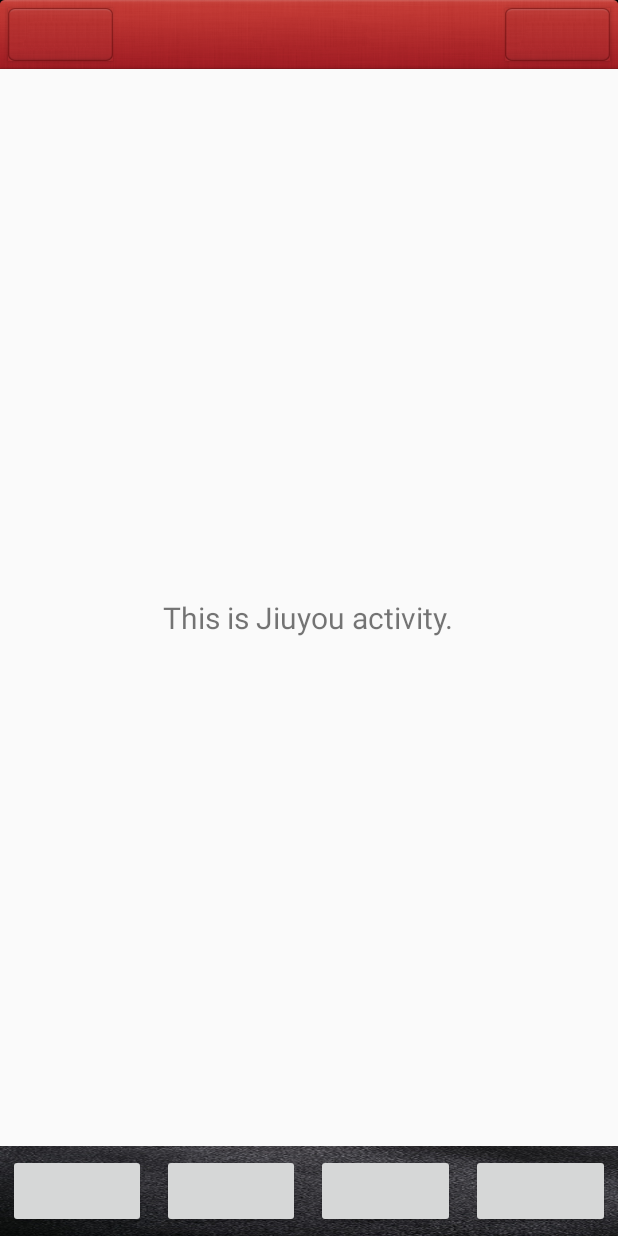
After one commit to hevbevt/ZhengYiGe, an Android app: the JiuyouActivity screen opened directly, with no data from a screen before it, on a phone screen of 412 x 824 dp. The commit adds this screen. Run offline under Robolectric (Android 15) with nearby library versions, the phone set to English and light mode, and no system bars.

Commit message:
first commit

```diff
--- a/app/src/main/java/com/example/zhengyige/DockLayout.java
+++ b/app/src/main/java/com/example/zhengyige/DockLayout.java
@@ -19,6 +19,8 @@ public class DockLayout extends LinearLayout {
 
         Button toMainButton = (Button) findViewById(R.id.to_main_button);
         Button toFacetofaceButton = (Button) findViewById(R.id.to_facetoface_button);
+        Button toJiuyouButton = (Button) findViewById(R.id.to_jiuyou_button);
+        Button toSettingButton = (Button) findViewById(R.id.to_setting_button);
 
         toMainButton.setOnClickListener(new OnClickListener() {
             @Override
@@ -37,5 +39,23 @@ public class DockLayout extends LinearLayout {
                 getContext().startActivity(intent);
             }
         });
+
+        toJiuyouButton.setOnClickListener(new OnClickListener() {
+            @Override
+            public void onClick(View v) {
+                Intent intent = new Intent(getContext(), JiuyouActivity.class);
+                intent.addFlags(Intent.FLAG_ACTIVITY_NO_ANIMATION);
+                getContext().startActivity(intent);
+            }
+        });
+
+        toSettingButton.setOnClickListener(new OnClickListener() {
+            @Override
+            public void onClick(View v) {
+                Intent intent = new Intent(getContext(), SettingActivity.class);
+                intent.addFlags(Intent.FLAG_ACTIVITY_NO_ANIMATION);
+                getContext().startActivity(intent);
+            }
+        });
     }
 }
--- /dev/null
+++ b/app/src/main/java/com/example/zhengyige/JiuyouActivity.java
@@ -0,0 +1,24 @@
+package com.example.zhengyige;
+
+import android.app.Activity;
+import android.os.Bundle;
+import android.view.Window;
+
+/**
+ * Created by Duan on 2015/10/22.
+ */
+public class JiuyouActivity extends Activity {
+
+    @Override
+    protected void onCreate(Bundle savedInstanceState) {
+        super.onCreate(savedInstanceState);
+        requestWindowFeature(Window.FEATURE_NO_TITLE);
+        setContentView(R.layout.jiuyou_activity);
+    }
+
+    @Override
+    protected void onStop() {
+        super.onStop();
+        finish();
+    }
+}
--- a/app/src/main/java/com/example/zhengyige/TitleLayout.java
+++ b/app/src/main/java/com/example/zhengyige/TitleLayout.java
@@ -19,6 +19,7 @@ public class TitleLayout extends RelativeLayout {
         Button backButton = (Button) findViewById(R.id.back_button);
         Button editButton = (Button) findViewById(R.id.edit_button);
 
+
         backButton.setOnClickListener(new OnClickListener() {
             @Override
             public void onClick(View v) {
--- a/app/src/main/res/layout/dock_layout.xml
+++ b/app/src/main/res/layout/dock_layout.xml
@@ -21,12 +21,14 @@
         android:layout_weight="1"/>
 
     <Button
+        android:id="@+id/to_jiuyou_button"
         android:layout_width="wrap_content"
         android:layout_height="match_parent"
         android:layout_margin="5dp"
         android:layout_weight="1"/>
 
     <Button
+        android:id="@+id/to_setting_button"
         android:layout_width="wrap_content"
         android:layout_height="match_parent"
         android:layout_margin="5dp"
--- /dev/null
+++ b/app/src/main/res/layout/jiuyou_activity.xml
@@ -0,0 +1,21 @@
+<RelativeLayout xmlns:android="http://schemas.android.com/apk/res/android"
+    android:layout_width="match_parent"
+    android:layout_height="match_parent" >
+
+    <com.example.zhengyige.TitleLayout
+        android:layout_width="match_parent"
+        android:layout_height="wrap_content"></com.example.zhengyige.TitleLayout>
+
+    <TextView
+        android:text="This is Jiuyou activity."
+        android:textSize="20sp"
+        android:layout_width="wrap_content"
+        android:layout_height="wrap_content"
+
+        android:layout_centerInParent="true" />
+
+    <com.example.zhengyige.DockLayout
+        android:layout_alignParentBottom="true"
+        android:layout_width="match_parent"
+        android:layout_height="wrap_content"></com.example.zhengyige.DockLayout>
+</RelativeLayout>
```
Also changed, not shown: app/src/main/AndroidManifest.xml (+10 -2 lines), app/src/main/java/com/example/zhengyige/SettingActivity.java (added, +24 -0 lines), app/src/main/res/layout/setting_activity.xml (added, +20 -0 lines).
